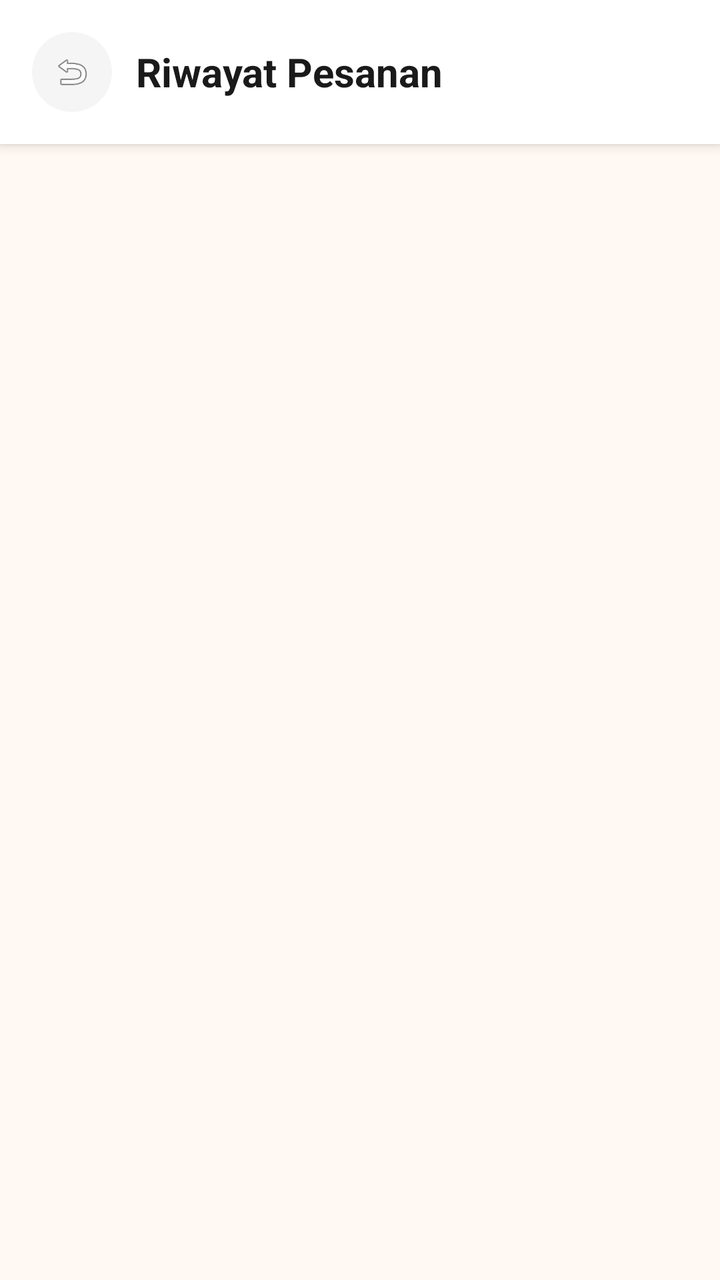
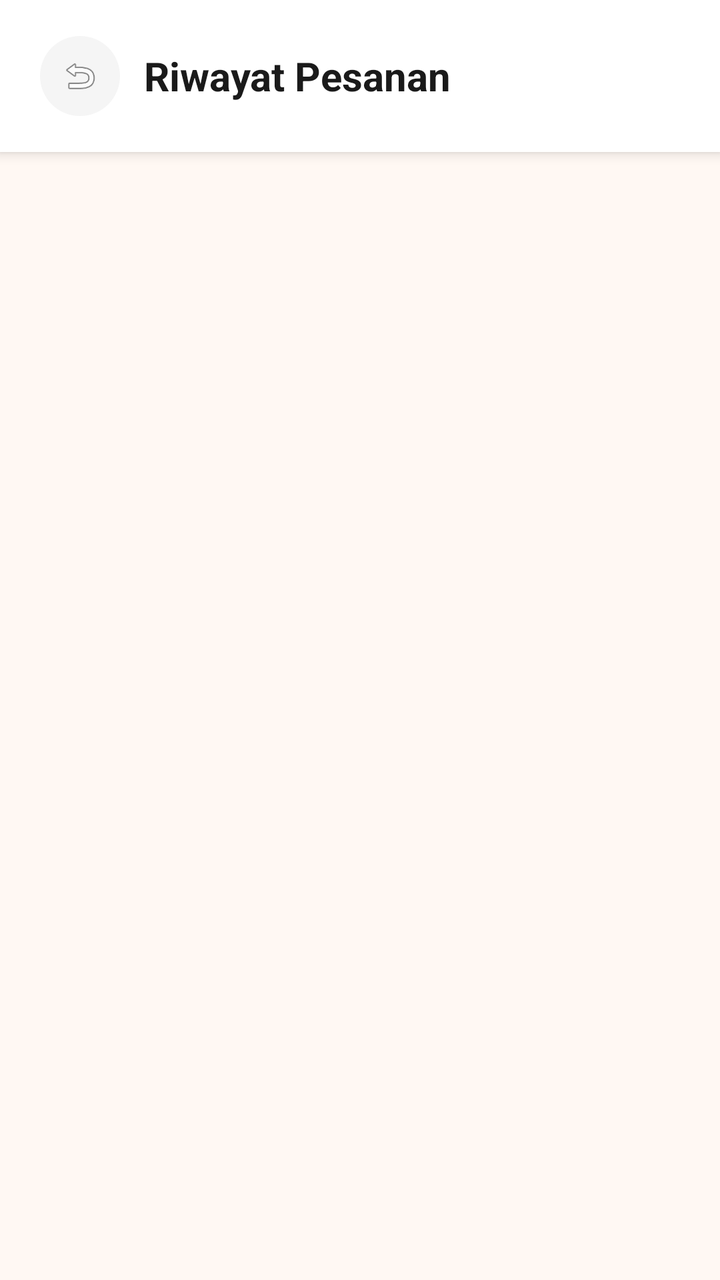

Compare the two renders of this Android layout. The source of the first and the diff that turns it into the second are given below.
<!-- AndroidManifest.xml: application theme Theme.KueWeh -->
<!-- res/layout/activity_riwayat_pesanan.xml -->
<?xml version="1.0" encoding="utf-8"?>
<androidx.constraintlayout.widget.ConstraintLayout
    xmlns:android="http://schemas.android.com/apk/res/android"
    xmlns:app="http://schemas.android.com/apk/res-auto"
    android:layout_width="match_parent"
    android:layout_height="match_parent"
    android:background="#FFF8F3">

    
    <LinearLayout
        android:id="@+id/headerRiwayat"
        android:layout_width="0dp"
        android:layout_height="wrap_content"
        android:background="#FFFFFF"
        android:elevation="4dp"
        android:gravity="center_vertical"
        android:orientation="horizontal"
        android:paddingHorizontal="16dp"
        android:paddingVertical="16dp"
        android:fitsSystemWindows="true"
        app:layout_constraintTop_toTopOf="parent"
        app:layout_constraintStart_toStartOf="parent"
        app:layout_constraintEnd_toEndOf="parent">

        <ImageView
            android:id="@+id/btnBackRiwayat"
            android:layout_width="40dp"
            android:layout_height="40dp"
            android:background="@drawable/bg_icon_circle_gray"
            android:padding="10dp"
            android:src="@android:drawable/ic_menu_revert"/>

        <TextView
            android:layout_width="0dp"
            android:layout_height="wrap_content"
            android:layout_weight="1"
            android:layout_marginStart="12dp"
            android:text="Riwayat Pesanan"
            android:textColor="#1A1A1A"
            android:textSize="20sp"
            android:textStyle="bold"/>
    </LinearLayout>

    
    <androidx.recyclerview.widget.RecyclerView
        android:id="@+id/rvRiwayatPesanan"
        android:layout_width="0dp"
        android:layout_height="0dp"
        android:clipToPadding="false"
        android:paddingHorizontal="16dp"
        android:paddingTop="8dp"
        android:paddingBottom="24dp"
        android:visibility="gone"
        app:layout_constraintTop_toBottomOf="@id/headerRiwayat"
        app:layout_constraintBottom_toBottomOf="parent"
        app:layout_constraintStart_toStartOf="parent"
        app:layout_constraintEnd_toEndOf="parent"/>

    
    <LinearLayout
        android:id="@+id/tvRiwayatKosong"
        android:layout_width="0dp"
        android:layout_height="0dp"
        android:orientation="vertical"
        android:gravity="center"
        android:paddingHorizontal="40dp"
        android:visibility="gone"
        app:layout_constraintTop_toBottomOf="@id/headerRiwayat"
        app:layout_constraintBottom_toBottomOf="parent"
        app:layout_constraintStart_toStartOf="parent"
        app:layout_constraintEnd_toEndOf="parent">

        <TextView
            android:layout_width="wrap_content"
            android:layout_height="wrap_content"
            android:text="📋"
            android:textSize="64sp"/>

        <TextView
            android:layout_width="wrap_content"
            android:layout_height="wrap_content"
            android:layout_marginTop="16dp"
            android:text="Belum Ada Pesanan"
            android:textColor="#1A1A1A"
            android:textSize="20sp"
            android:textStyle="bold"
            android:gravity="center"/>

        <TextView
            android:layout_width="wrap_content"
            android:layout_height="wrap_content"
            android:layout_marginTop="8dp"
            android:text="Riwayat pesanan kamu akan\nmuncul di sini setelah checkout"
            android:textColor="#BDBDBD"
            android:textSize="14sp"
            android:gravity="center"
            android:lineSpacingExtra="4dp"/>

    </LinearLayout>

</androidx.constraintlayout.widget.ConstraintLayout>
<!-- resources referenced by this layout -->
<resources>
  <!-- drawable bg_icon_circle_gray (drawable) -->
  <?xml version="1.0" encoding="utf-8"?>
  <shape xmlns:android="http://schemas.android.com/apk/res/android"
      android:shape="oval">
      <solid android:color="#F5F5F5"/>
  </shape>
  <style name="Theme.KueWeh" parent="Theme.MaterialComponents.Light.NoActionBar">
          <item name="android:statusBarColor">@android:color/transparent</item>
  
          <item name="android:windowLightStatusBar">true</item>
      </style>
</resources>

<!-- the commit's change to res/layout/activity_riwayat_pesanan.xml (unified diff, before → after) -->
@@ -4,7 +4,8 @@
     xmlns:app="http://schemas.android.com/apk/res-auto"
     android:layout_width="match_parent"
     android:layout_height="match_parent"
-    android:background="#FFF8F3">
+    android:background="#FFF8F3"
+    android:fitsSystemWindows="true">
 
     
     <LinearLayout
@@ -15,13 +16,13 @@
         android:elevation="4dp"
         android:gravity="center_vertical"
         android:orientation="horizontal"
-        android:paddingHorizontal="16dp"
-        android:paddingVertical="16dp"
-        android:fitsSystemWindows="true"
+        android:paddingHorizontal="20dp"
+        android:paddingVertical="18dp"
         app:layout_constraintTop_toTopOf="parent"
         app:layout_constraintStart_toStartOf="parent"
         app:layout_constraintEnd_toEndOf="parent">
 
+        
         <ImageView
             android:id="@+id/btnBackRiwayat"
             android:layout_width="40dp"
@@ -95,7 +96,6 @@
             android:textSize="14sp"
             android:gravity="center"
             android:lineSpacingExtra="4dp"/>
-
     </LinearLayout>
 
 </androidx.constraintlayout.widget.ConstraintLayout>
